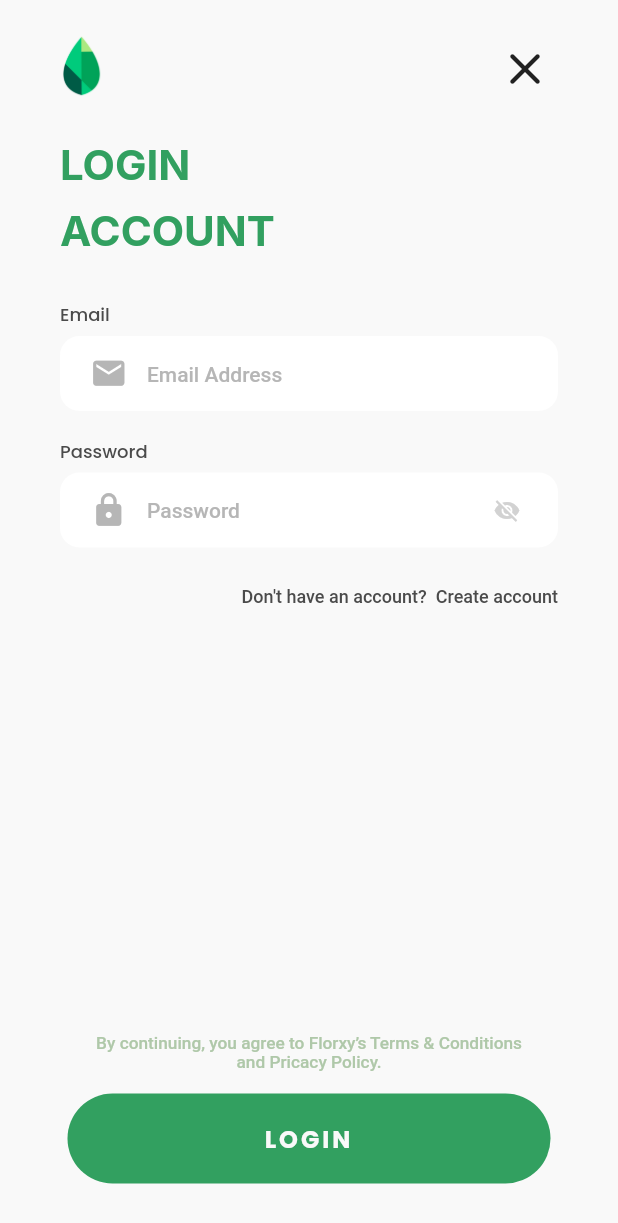
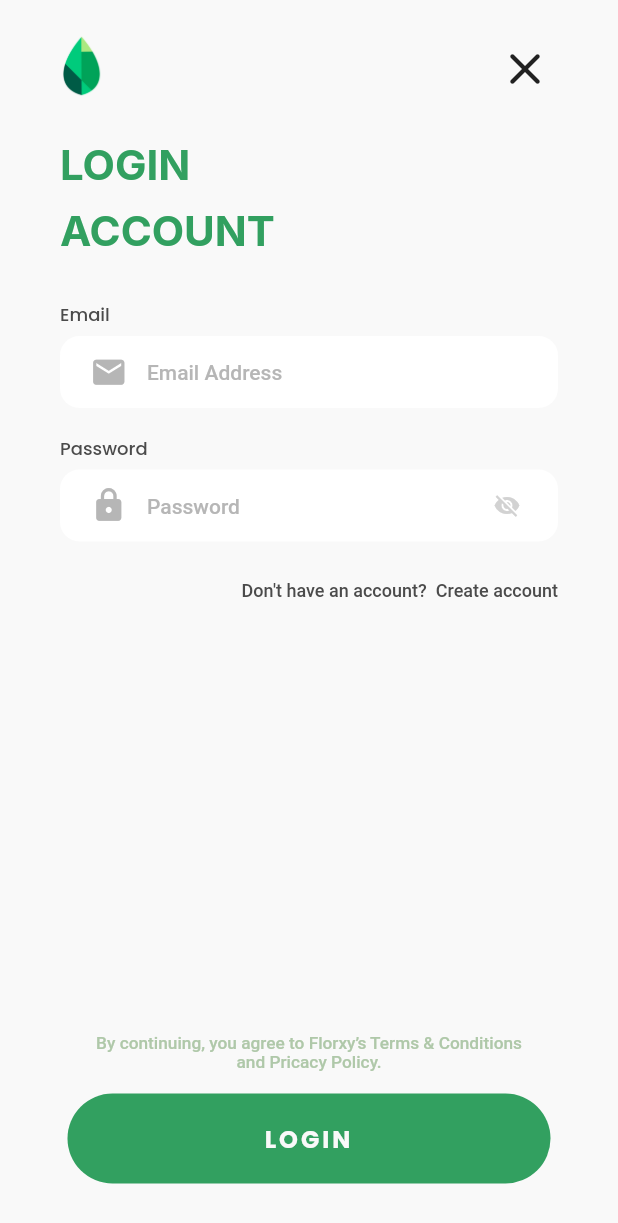
Before and after one commit to FlorxyTeam/Florxy, a Flutter app: the CreateWithEmail screen opened directly, after a tap on "Already have an account? Login", on a phone screen of 412 x 824 dp. Shown: the top 1223 px of the screen. Run offline on Flutter 3.47's test engine with Material 2 defaults, Android fonts, the phone set to English and light mode, and no system bars; our stand-ins replace boxicons, custom_navigation_bar, flutter_secure_storage, flutter_typeahead, google_fonts, image_picker and 1 more; missing offline and left inert: slide_popup_dialog_null_safety; accounts and stored records are empty.

Commit message:
update
withEmail/Login/LastThing

```diff
--- a/lib/pages/LoginPage.dart
+++ b/lib/pages/LoginPage.dart
@@ -125,16 +125,13 @@ class _LoginPageState extends State<LoginPage> {
                                 fontWeight: f.medium),
                           ),
                           SizedBox(height: 5),
-                          Container(
-                            height: 50,
-                            decoration: BoxDecoration(
-                              color: Colors.white,
-                              borderRadius: BorderRadius.all(Radius.circular(13.0)),
-                            ),
-                            child: TextFormField(
+                          TextFormField(
                               focusNode: _focusNodes[0],
                               controller: _emailController,
                               decoration: InputDecoration(
+                                filled: true,
+                                fillColor: Colors.white,
+                                contentPadding: EdgeInsets.fromLTRB(20.0, 10.0, 20.0, 10.0),
                                 errorText: validate ? null : errorText,
                                 hintText: 'Email Address',
                                 hintStyle: TextStyle(fontSize: 14, color: c.graySub2, fontWeight: f.medium),
@@ -153,7 +150,6 @@ class _LoginPageState extends State<LoginPage> {
                                   borderSide: BorderSide(color: c.greenMain, width: 2),
                                 ),
                               )),
-                          ),
                         ],
                       ),
                       SizedBox(height: 18),
@@ -168,17 +164,14 @@ class _LoginPageState extends State<LoginPage> {
                                 fontWeight: f.medium),
                           ),
                           SizedBox(height: 5),
-                          Container(
-                            height: 50,
-                            decoration: BoxDecoration(
-                              color: Colors.white,
-                              borderRadius: BorderRadius.all(Radius.circular(13.0)),
-                            ),
-                            child: TextFormField(
+                          TextFormField(
                               focusNode: _focusNodes[1],
                               controller: _passwordController,
                               obscureText: vis,
                               decoration: InputDecoration(
+                                filled: true,
+                                fillColor: Colors.white,
+                                contentPadding: EdgeInsets.fromLTRB(20.0, 10.0, 20.0, 10.0),
                                 errorText: validate ? null: errorText,
                                 suffixIcon: Padding(
                                   padding: EdgeInsets.only(right: 10),
@@ -209,7 +202,6 @@ class _LoginPageState extends State<LoginPage> {
                                   borderSide: BorderSide(color: c.greenMain, width: 2),
                                 ),
                               )),
-                          ),
                           SizedBox(height: 26,),
                           if(!isKeyboard) Align(
                           alignment: Alignment.topRight,
--- a/lib/pages/createaccount_withemail.dart
+++ b/lib/pages/createaccount_withemail.dart
@@ -112,16 +112,13 @@ class _CreateWithEmailState extends State<CreateWithEmail> {
                             fontWeight: f.medium),
                       ),
                       SizedBox(height: 5),
-                      Container(
-                        height: 50,
-                        decoration: BoxDecoration(
-                          color: Colors.white,
-                          borderRadius: BorderRadius.all(Radius.circular(13.0)),
-                        ),
-                        child: TextFormField(
+                      TextFormField(
                           controller: _emailController,
                           focusNode: _focusNodes[0],
                           decoration: InputDecoration(
+                            filled: true,
+                            fillColor: Colors.white,
+                            contentPadding: EdgeInsets.fromLTRB(20.0, 10.0, 20.0, 10.0),
                             errorText: validate ? null : errorText,
                             hintText: 'Email Address',
                             hintStyle: TextStyle(
@@ -157,7 +154,6 @@ class _CreateWithEmailState extends State<CreateWithEmail> {
                               borderRadius: BorderRadius.all(Radius.circular(13.0)),
                             ),
                           )),
-                      ),
                     ],
                   ),
                   SizedBox(height: 18),
@@ -172,13 +168,7 @@ class _CreateWithEmailState extends State<CreateWithEmail> {
                             fontWeight: f.medium),
                       ),
                       SizedBox(height: 5),
-                      Container(
-                        height: 50,
-                        decoration: BoxDecoration(
-                          color: Colors.white,
-                          borderRadius: BorderRadius.all(Radius.circular(13.0)),
-                        ),
-                        child: TextFormField(
+                      TextFormField(
                         controller: _passwordController,
                           focusNode: _focusNodes[1],
                           validator: (value) {
@@ -188,6 +178,9 @@ class _CreateWithEmailState extends State<CreateWithEmail> {
                           },
                           obscureText: vis,
                           decoration: InputDecoration(
+                            filled: true,
+                            fillColor: Colors.white,
+                            contentPadding: EdgeInsets.fromLTRB(20.0, 10.0, 20.0, 10.0),
                             suffixIcon: Padding(
                               padding: EdgeInsets.only(right: 10),
                               child: IconButton(
@@ -232,7 +225,6 @@ class _CreateWithEmailState extends State<CreateWithEmail> {
                               borderRadius: BorderRadius.all(Radius.circular(13.0)),
                             ),
                           )),
-                      ),
                     ],
                   ),
                   SizedBox(height: 18),
--- a/lib/pages/lastthingspage.dart
+++ b/lib/pages/lastthingspage.dart
@@ -88,7 +88,7 @@ class LastThingPage extends StatelessWidget {
               child: Column(
                 children: [
                   Center(
-                      child: Roboto(text: 'By continuing, you agree to Florxy’s Terms & Conditions\nand Pricacy Policy.', size: 11.5, color: Color(0xFFAFC8A9), fontWeight: f.medium)
+                      child: Roboto_Center(text: 'By continuing, you agree to Florxy’s Terms & Conditions\nand Pricacy Policy.', size: 11.5, color: Color(0xFFAFC8A9), fontWeight: f.medium)
                   ),
                   SizedBox(height: 15),
                   Container(
```
Also changed, not shown: 1 other file. Lines whose indentation alone changed are shown as unchanged.
